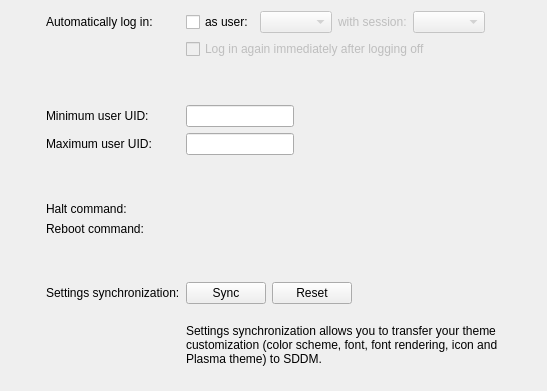
KDE/sddm-kcm, file src/ui/advanceconfig.ui: the form before one commit.
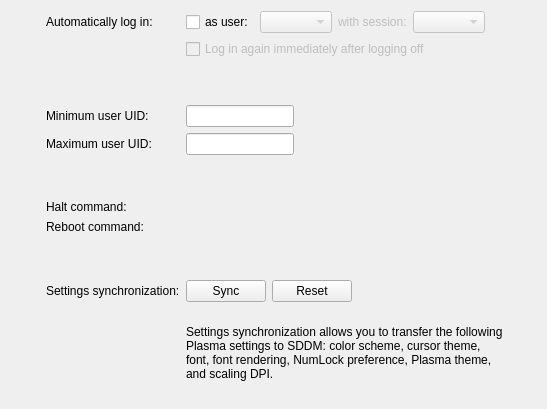
The form after the commit. Icons and pictures are not drawn. Custom widgets are drawn as their Qt base class.

Commit message:
Sync scaling DPI from Plasma to SDDM
Summary: This patch adds scaling to the list of Plasma settings that can be synced with SDDM.

Test Plan:
Displays->Scale Display->set to 1.5
Login Screen(SDDM)->Advanced->pressed "Sync"
SDDM was big.

Reviewers: #plasma, davidedmundson, ngraham

Reviewed By: #plasma, davidedmundson, ngraham

Subscribers: plasma-devel

Tags: #plasma

What changed in the file:
```diff
--- a/src/ui/advanceconfig.ui
+++ b/src/ui/advanceconfig.ui
@@ -7,7 +7,7 @@
     <x>0</x>
     <y>0</y>
     <width>547</width>
-    <height>391</height>
+    <height>409</height>
    </rect>
   </property>
   <layout class="QVBoxLayout" name="verticalLayout">
@@ -232,11 +232,11 @@
        <property name="minimumSize">
         <size>
          <width>320</width>
-         <height>70</height>
+         <height>90</height>
         </size>
        </property>
        <property name="text">
-        <string>Settings synchronization allows you to transfer your theme customization (color scheme, font, font rendering, icon and Plasma theme) to SDDM.</string>
+        <string>Settings synchronization allows you to transfer the following Plasma settings to SDDM: color scheme, cursor theme, font, font rendering, NumLock preference, Plasma theme, and scaling DPI.</string>
        </property>
        <property name="scaledContents">
         <bool>false</bool>
```
The commit also changes 2 other files.
